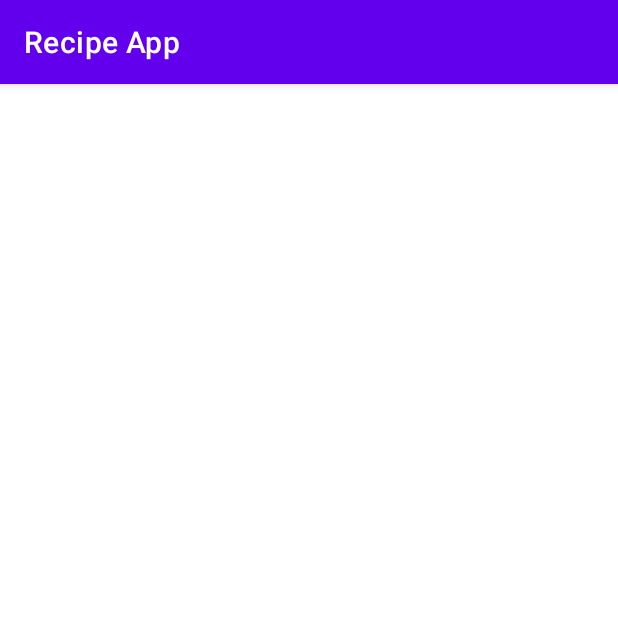
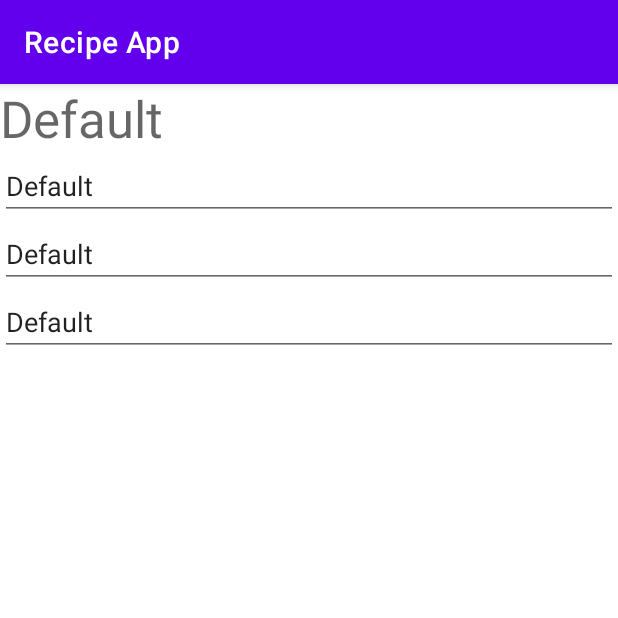
Before and after one commit to EddenWong/RecipeApp, an Android app: the RecipeViewerActivity screen opened directly, with no data from a screen before it, on a phone screen of 412 x 824 dp, the top half of it. Run offline under Robolectric (Android 15) with nearby library versions, the phone set to English and light mode, and no system bars.

Commit message:
Added recipe list and recipe viewer

```diff
--- a/app/src/main/AndroidManifest.xml
+++ b/app/src/main/AndroidManifest.xml
@@ -9,6 +9,9 @@
         android:roundIcon="@mipmap/ic_launcher_round"
         android:supportsRtl="true"
         android:theme="@style/Theme.RecipeApp">
+        <activity
+            android:name="presentation.RecipeListActivity"
+            android:exported="false" />
         <activity
             android:name="presentation.RecipeViewerActivity"
             android:exported="false" />
--- a/app/src/main/java/objects/Recipe.java
+++ b/app/src/main/java/objects/Recipe.java
@@ -1,4 +1,5 @@
 package objects;
+import java.io.Serializable;
 import java.util.ArrayList;
 
 /*
@@ -43,7 +44,7 @@ Future:
 Image of the recipe.
 */
 
-public class Recipe {
+public class Recipe implements Serializable {
     // Private member
     private int recipeID;
     private String name;
--- a/app/src/main/res/layout/activity_home.xml
+++ b/app/src/main/res/layout/activity_home.xml
@@ -26,6 +26,7 @@
         android:layout_height="wrap_content"
         android:layout_marginTop="57dp"
         android:layout_marginBottom="445dp"
+        android:onClick="buttonRecipeOnClick"
         android:text="@string/recipe_button"
         app:layout_constraintBottom_toBottomOf="parent"
         app:layout_constraintEnd_toEndOf="parent"
--- a/app/src/main/res/layout/activity_recipe_viewer.xml
+++ b/app/src/main/res/layout/activity_recipe_viewer.xml
@@ -1,9 +1,55 @@
-<?xml version="1.0" encoding="utf-8"?>
-<androidx.constraintlayout.widget.ConstraintLayout xmlns:android="http://schemas.android.com/apk/res/android"
-    xmlns:app="http://schemas.android.com/apk/res-auto"
-    xmlns:tools="http://schemas.android.com/tools"
-    android:layout_width="match_parent"
+<LinearLayout xmlns:android="http://schemas.android.com/apk/res/android"
+    xmlns:tools="http://schemas.android.com/tools" android:layout_width="match_parent"
     android:layout_height="match_parent"
+    android:orientation="vertical"
     tools:context="presentation.RecipeViewerActivity">
 
-</androidx.constraintlayout.widget.ConstraintLayout>
+    <LinearLayout
+        android:layout_width="match_parent"
+        android:layout_height="wrap_content"
+        android:orientation="vertical">
+
+        <TextView
+            android:id="@+id/recipeName"
+            android:layout_width="match_parent"
+            android:layout_height="wrap_content"
+            android:text="@string/default_text"
+            android:textAppearance="@style/TextAppearance.AppCompat.Display1" />
+
+        <EditText
+            android:id="@+id/recipeDescription"
+            android:layout_width="match_parent"
+            android:layout_height="wrap_content"
+            android:ems="10"
+            android:fitsSystemWindows="false"
+            android:focusable="false"
+            android:focusableInTouchMode="false"
+            android:gravity="start|top"
+            android:inputType="textMultiLine"
+            android:text="@string/default_text" />
+
+        <EditText
+            android:id="@+id/recipeIngredients"
+            android:layout_width="match_parent"
+            android:layout_height="wrap_content"
+            android:ems="10"
+            android:focusable="false"
+            android:focusableInTouchMode="false"
+            android:gravity="start|top"
+            android:inputType="textMultiLine"
+            android:text="@string/default_text" />
+
+        <EditText
+            android:id="@+id/recipeInstructions"
+            android:layout_width="match_parent"
+            android:layout_height="wrap_content"
+            android:ems="10"
+            android:focusable="false"
+            android:focusableInTouchMode="false"
+            android:gravity="start|top"
+            android:inputType="textMultiLine"
+            android:text="@string/default_text" />
+
+    </LinearLayout>
+
+</LinearLayout>
--- a/app/src/main/res/values/strings.xml
+++ b/app/src/main/res/values/strings.xml
@@ -2,4 +2,5 @@
     <string name="app_name">Recipe App</string>
     <string name="grocery_button">Grocery List</string>
     <string name="recipe_button">Recipe List</string>
+    <string name="default_text">Default</string>
 </resources>
```
Also changed, not shown: app/src/main/java/presentation/CLI.java (added, +108 -0 lines), app/src/main/java/presentation/HomeActivity.java (+5 -4 lines), app/src/main/java/presentation/RecipeListActivity.java (added, +158 -0 lines), app/src/main/java/presentation/RecipeViewerActivity.java (+21 -0 lines), app/src/main/res/layout/activity_recipe_list.xml (added, +15 -0 lines), app/src/main/java/application/Main.java (indentation only), app/src/main/java/application/Services.java (indentation only).
